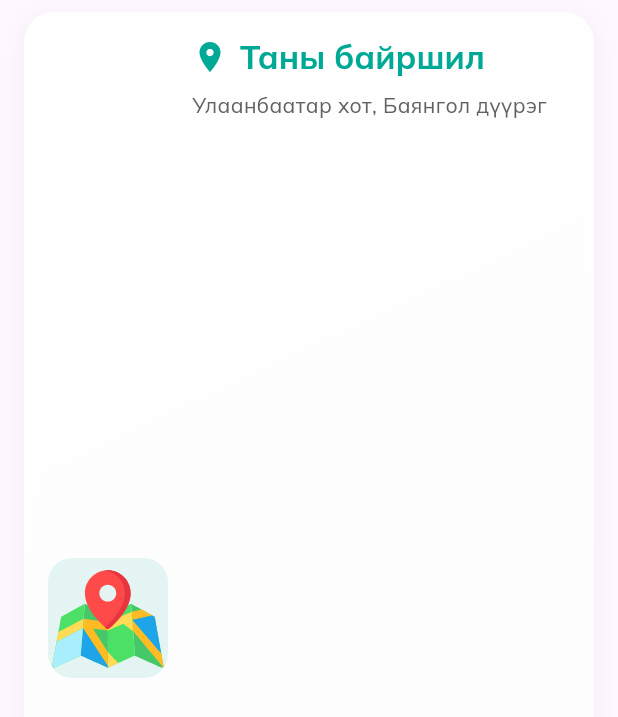
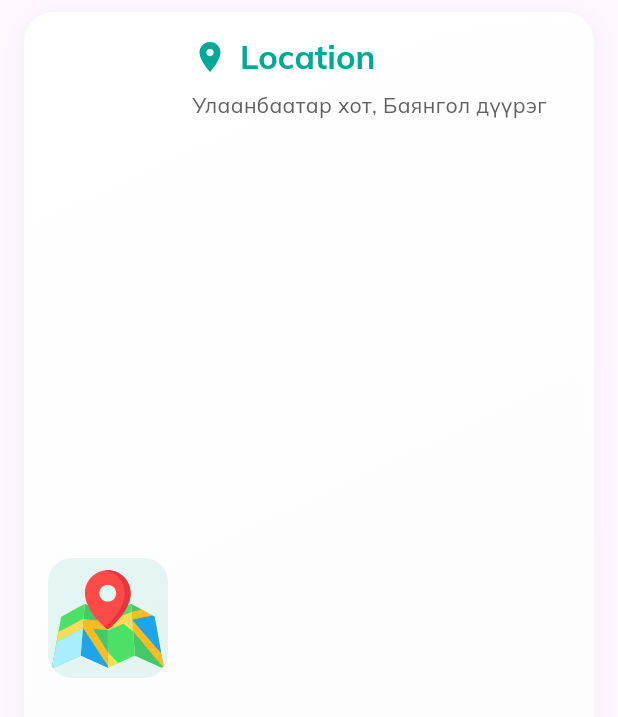
Before and after one commit to Unubold864/diplom, a Flutter app: the LocationCard widget shown alone on an empty page, opened directly, on a phone screen of 412 x 824 dp. Shown: the top 717 px of the screen. Run offline on Flutter 3.47's test engine with Material 3 defaults, Android fonts, the phone set to English and light mode, and no system bars; our stand-ins replace google_fonts, introduction_screen, lottie; missing offline and left inert: ionicons_named; key blocks and very long unbroken strings in the code were emptied for the run.

Commit message:
changed text

```diff
--- a/travel/frontend/lib/widgets/location_card.dart
+++ b/travel/frontend/lib/widgets/location_card.dart
@@ -62,7 +62,7 @@ class LocationCard extends StatelessWidget {
                       ),
                       const SizedBox(width: 8),
                       Text(
-                        "Таны байршил",
+                        "Location",
                         style: Theme.of(context).textTheme.titleLarge?.copyWith(
                           color: persianGreen, // Persian Green text
                           fontWeight: FontWeight.bold,
```
